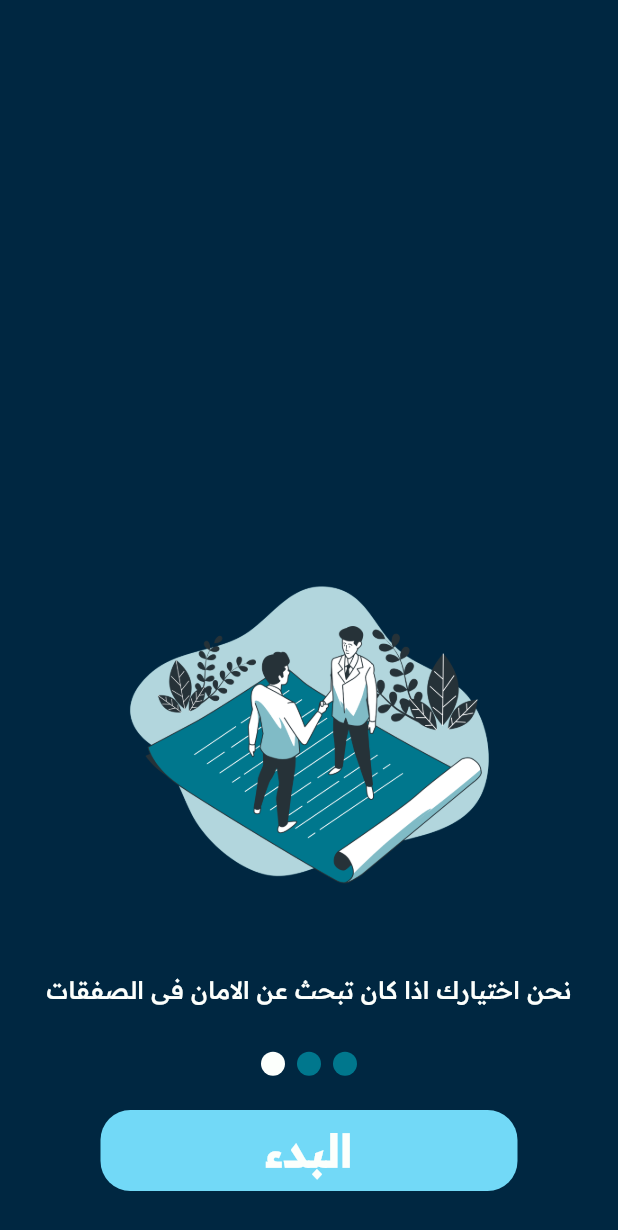
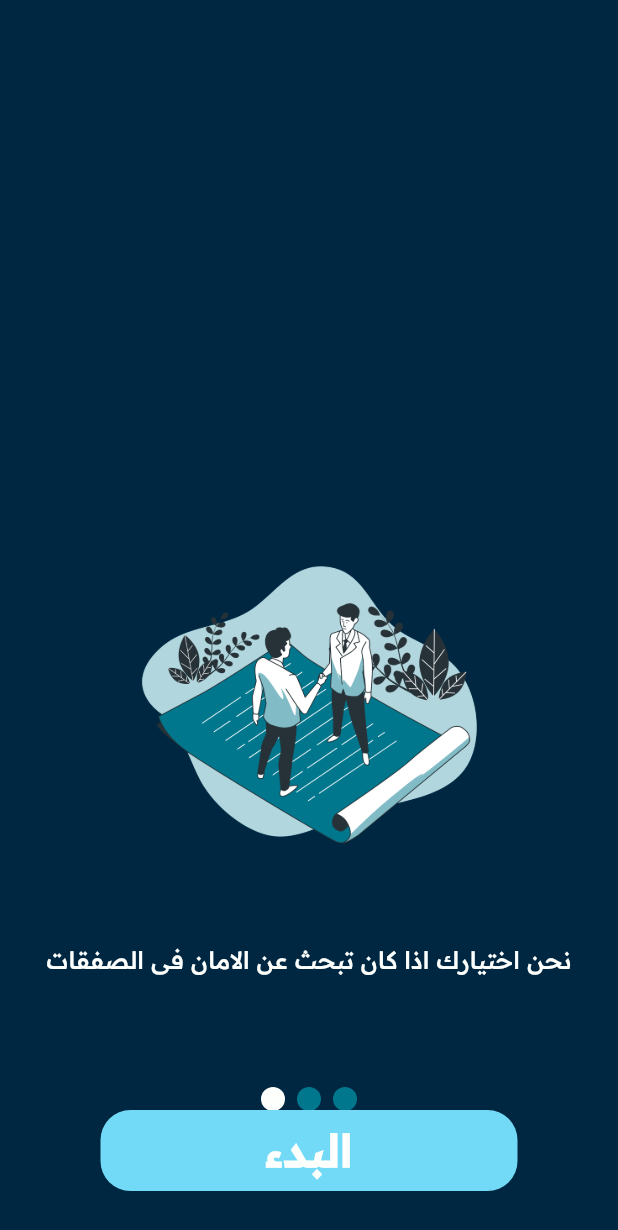
Before and after one commit to ion7l/Graduation_Project_Ajar, a Flutter app: the screen it shows after launch, on a phone screen of 412 x 824 dp. Shown: the top 1230 px of the screen. Run offline on Flutter 3.47's test engine with Material 2 defaults, Android fonts, the phone set to English and light mode, and no system bars; drawn by our look-alikes of smooth_page_indicator.

Commit message:
Update File Start/startUo.dart

```diff
--- a/lib/Start/startUo.dart
+++ b/lib/Start/startUo.dart
@@ -18,19 +18,22 @@ class _StartUpState extends State<StartUp> {
         body: Padding(
           padding: const EdgeInsets.symmetric(horizontal: 20.0, vertical: 30),
           child: Column(mainAxisAlignment: MainAxisAlignment.end, children: [
-            Container(
+            Expanded(
+              child: Container(
                   margin: const EdgeInsets.only(bottom: 30),
                   width: double.infinity,
-                height: 330,
                   child: Stack(children: [
                     PageView(controller: _cont, children: [
                       ClipRRect(
                           borderRadius: BorderRadius.circular(8),
                           child: Column(
-                          mainAxisAlignment: MainAxisAlignment.spaceBetween,
+                            mainAxisAlignment: MainAxisAlignment.end,
                             children: [
-                            Image.asset("images/Agreement-bro.png",
-                                height: 300, width: 300),
+                              Container(
+                                margin: EdgeInsets.only(bottom: 20),
+                                child: Image.asset("images/Agreement-bro.png",
+                                    height: 280, width: 280),
+                              ),
                               Text(
                                 "نحن اختيارك اذا كان تبحث عن الامان في الصفقات ",
                                 textAlign: TextAlign.center,
@@ -44,10 +47,15 @@ class _StartUpState extends State<StartUp> {
                       ClipRRect(
                           borderRadius: BorderRadius.circular(8),
                           child: Column(
-                          mainAxisAlignment: MainAxisAlignment.spaceBetween,
+                            mainAxisAlignment: MainAxisAlignment.end,
                             children: [
-                            Image.asset("images/Signing a contract-bro.png",
-                                height: 260, width: 260),
+                              Container(
+                                margin: EdgeInsets.only(bottom: 20),
+                                child: Image.asset(
+                                    "images/Signing a contract-bro.png",
+                                    height: 260,
+                                    width: 260),
+                              ),
                               Text(
                                 "سهولة في توقيع العقود بين الطرفين",
                                 textAlign: TextAlign.center,
@@ -61,9 +69,10 @@ class _StartUpState extends State<StartUp> {
                       ClipRRect(
                           borderRadius: BorderRadius.circular(8),
                           child: Column(
-                          mainAxisAlignment: MainAxisAlignment.spaceBetween,
+                            mainAxisAlignment: MainAxisAlignment.end,
                             children: [
-                            Expanded(
+                              Container(
+                                margin: EdgeInsets.only(bottom: 20),
                                 child: Stack(
                                   children: [
                                     Positioned(
@@ -110,10 +119,9 @@ class _StartUpState extends State<StartUp> {
                       ),
                     )
                   ])),
-            SizedBox(
-              height: 40,
             ),
             Container(
+              margin: EdgeInsets.only(top: 60),
               decoration: BoxDecoration(
                   color: Color.fromRGBO(114, 217, 247, 1),
                   borderRadius: BorderRadius.all(Radius.circular(20))),
```
Lines whose indentation alone changed are shown as unchanged.
